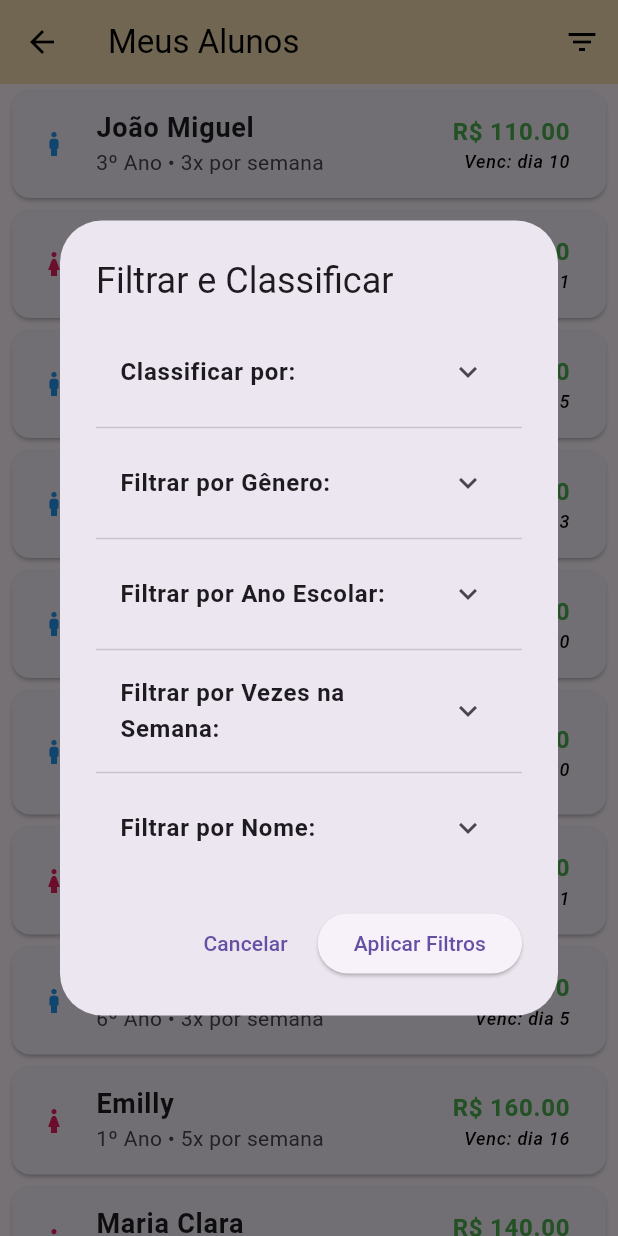
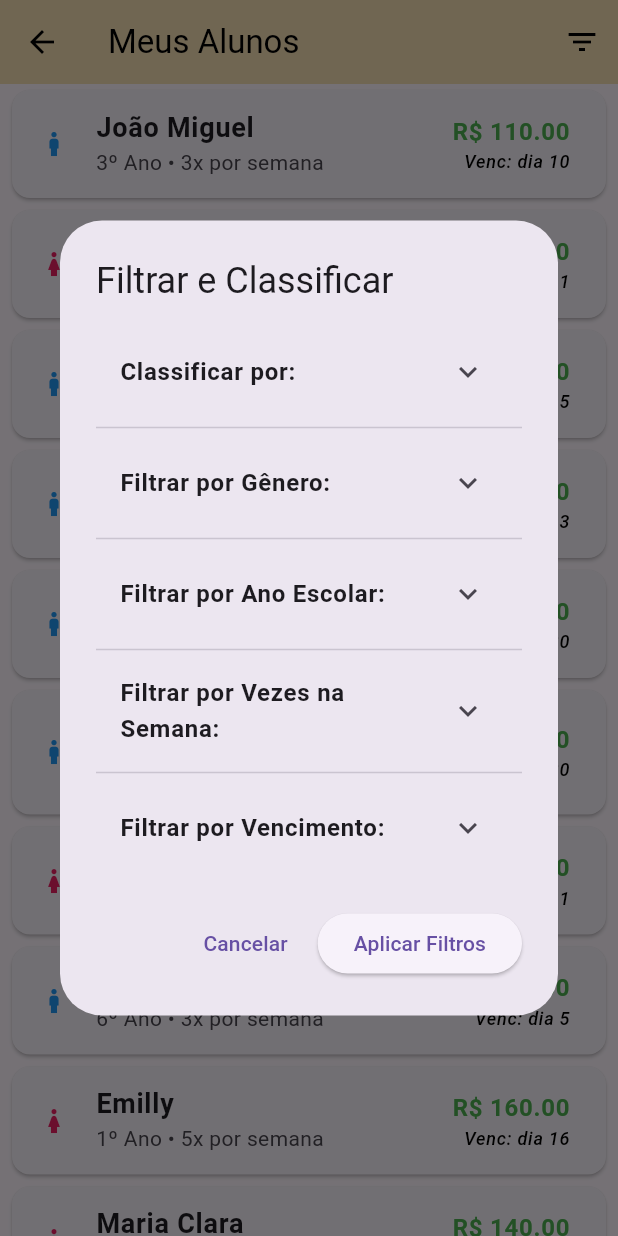
Before and after one commit to christian-marques/teaching_planner, a Flutter app: the StudentsPage screen opened directly, after a tap on the "filter list" icon, on a phone screen of 412 x 824 dp. Run offline on Flutter 3.47's test engine with Material 3 defaults, Android fonts, the phone set to English and light mode, and no system bars.

Commit message:
Página do Aluno
Filtro e classificação por data de vencimento

```diff
--- a/teaching_planner/lib/components/filter_dialog.dart
+++ b/teaching_planner/lib/components/filter_dialog.dart
@@ -7,8 +7,10 @@ class FilterDialog extends StatefulWidget {
   final List<String> selectedGrades;
   final List<String> selectedNames;
   final List<int> selectedFrequencies;
+  final int? selectedStartDay;
+  final int? selectedEndDay;
   final String selectedSort;
-  final Function(List<String>, List<String>, List<String>, List<int>, String) onApplyFilters;
+  final Function(List<String>, List<String>, List<String>, List<int>, int?, int?, String) onApplyFilters;
 
   const FilterDialog({
     super.key,
@@ -17,6 +19,8 @@ class FilterDialog extends StatefulWidget {
     required this.selectedGrades,
     required this.selectedNames,
     required this.selectedFrequencies,
+    required this.selectedStartDay,
+    required this.selectedEndDay,
     required this.selectedSort,
     required this.onApplyFilters,
   });
@@ -30,12 +34,15 @@ class _FilterDialogState extends State<FilterDialog> {
   List<String> selectedGrades = [];
   List<String> selectedNames = [];
   List<int> selectedFrequencies = [];
+  int? selectedStartDay;
+  int? selectedEndDay;
   String selectedSort = "Nome";
 
   bool expandGender = false;
   bool expandGrade = false;
   bool expandName = false;
   bool expandFrequency = false;
+  bool expandPaymentDay = false;
 
   @override
   void initState() {
@@ -44,6 +51,8 @@ class _FilterDialogState extends State<FilterDialog> {
     selectedGrades = List.from(widget.selectedGrades);
     selectedNames = List.from(widget.selectedNames);
     selectedFrequencies = List.from(widget.selectedFrequencies);
+    selectedStartDay = widget.selectedStartDay;
+    selectedEndDay = widget.selectedEndDay;
     selectedSort = widget.selectedSort;
   }
 
@@ -60,7 +69,7 @@ class _FilterDialogState extends State<FilterDialog> {
       } else {
         list
           ..clear()
-          ..addAll(List<T>.from(allItems)); // Correção para converter explicitamente
+          ..addAll(List<T>.from(allItems));
       }
     });
   }
@@ -79,7 +88,8 @@ class _FilterDialogState extends State<FilterDialog> {
             // Classificação
             ExpansionTile(
               title: const Text("Classificar por:", style: TextStyle(fontWeight: FontWeight.bold)),
-              children: ["Nome", "Gênero", "Ano Escolar", "Vezes na Semana", "Mensalidade"].map((sort) {
+              children: ["Nome", "Gênero", "Ano Escolar", "Vezes na Semana", "Mensalidade", "Dia de Vencimento"]
+                  .map((sort) {
                 return RadioListTile<String>(
                   title: Text(sort),
                   value: sort,
@@ -176,28 +186,45 @@ class _FilterDialogState extends State<FilterDialog> {
             ),
             const Divider(),
 
-            // Filtro por Nome
+            // Filtro por Intervalo de Dias de Vencimento
             ExpansionTile(
-              title: const Text("Filtrar por Nome:", style: TextStyle(fontWeight: FontWeight.bold)),
-              initiallyExpanded: expandName,
+              title: const Text("Filtrar por Vencimento:", style: TextStyle(fontWeight: FontWeight.bold)),
+              initiallyExpanded: expandPaymentDay,
               children: [
                 Row(
-                  mainAxisAlignment: MainAxisAlignment.end,
                   children: [
-                    TextButton(
-                      onPressed: () => _toggleAll(selectedNames, names),
-                      child: Text(selectedNames.length == names.length ? "Desmarcar Todos" : "Marcar Todos"),
+                    const Text("Início:"),
+                    const SizedBox(width: 10),
+                    Expanded(
+                      child: TextField(
+                        keyboardType: TextInputType.number,
+                        decoration: const InputDecoration(border: OutlineInputBorder(), hintText: "Ex: 5"),
+                        onChanged: (value) {
+                          setState(() {
+                            selectedStartDay = int.tryParse(value);
+                          });
+                        },
+                      ),
                     ),
                   ],
                 ),
-                Column(
-                  children: names.map((name) {
-                    return CheckboxListTile(
-                      title: Text(name),
-                      value: selectedNames.contains(name),
-                      onChanged: (_) => _toggleSelection(selectedNames, name),
-                    );
-                  }).toList(),
+                const SizedBox(height: 10),
+                Row(
+                  children: [
+                    const Text("Fim:"),
+                    const SizedBox(width: 10),
+                    Expanded(
+                      child: TextField(
+                        keyboardType: TextInputType.number,
+                        decoration: const InputDecoration(border: OutlineInputBorder(), hintText: "Ex: 20"),
+                        onChanged: (value) {
+                          setState(() {
+                            selectedEndDay = int.tryParse(value);
+                          });
+                        },
+                      ),
+                    ),
+                  ],
                 ),
               ],
             ),
@@ -211,7 +238,8 @@ class _FilterDialogState extends State<FilterDialog> {
         ),
         ElevatedButton(
           onPressed: () {
-            widget.onApplyFilters(selectedGenders, selectedGrades, selectedNames, selectedFrequencies, selectedSort);
+            widget.onApplyFilters(selectedGenders, selectedGrades, selectedNames, selectedFrequencies, selectedStartDay,
+                selectedEndDay, selectedSort);
             Navigator.pop(context);
           },
           child: const Text("Aplicar Filtros"),
--- a/teaching_planner/lib/pages/students.dart
+++ b/teaching_planner/lib/pages/students.dart
@@ -19,6 +19,8 @@ class _StudentsPageState extends State<StudentsPage> {
   List<String> selectedGrades = [];
   List<String> selectedNames = [];
   List<int> selectedFrequencies = [];
+  int? selectedStartDay;
+  int? selectedEndDay;
   String sortBy = "Nome";
 
   @override
@@ -27,12 +29,14 @@ class _StudentsPageState extends State<StudentsPage> {
     filteredStudents = List.from(students);
   }
 
-  void _applyFilters(List<String> genders, List<String> grades, List<String> names, List<int> frequencies, String sort) {
+  void _applyFilters(List<String> genders, List<String> grades, List<String> names, List<int> frequencies, int? startDay, int? endDay, String sort) {
     setState(() {
       selectedGenders = genders;
       selectedGrades = grades;
       selectedNames = names;
       selectedFrequencies = frequencies;
+      selectedStartDay = startDay;
+      selectedEndDay = endDay;
       sortBy = sort;
 
       filteredStudents = students.where((student) {
@@ -40,7 +44,9 @@ class _StudentsPageState extends State<StudentsPage> {
         bool matchesGrade = selectedGrades.isEmpty || selectedGrades.contains(student.grade);
         bool matchesName = selectedNames.isEmpty || selectedNames.contains(student.name);
         bool matchesFrequency = selectedFrequencies.isEmpty || selectedFrequencies.contains(student.classesPerWeek);
-        return matchesGender && matchesGrade && matchesName && matchesFrequency;
+        bool matchesPaymentDay = (selectedStartDay == null || student.paymentDay >= selectedStartDay!) &&
+            (selectedEndDay == null || student.paymentDay <= selectedEndDay!);
+        return matchesGender && matchesGrade && matchesName && matchesFrequency && matchesPaymentDay;
       }).toList();
 
       _sortStudents();
@@ -55,6 +61,8 @@ class _StudentsPageState extends State<StudentsPage> {
         filteredStudents.sort((a, b) => a.classesPerWeek.compareTo(b.classesPerWeek));
       } else if (sortBy == "Mensalidade") {
         filteredStudents.sort((a, b) => FinanceService.getTuitionFee(a).compareTo(FinanceService.getTuitionFee(b)));
+      } else if (sortBy == "Dia de Vencimento") {
+        filteredStudents.sort((a, b) => a.paymentDay.compareTo(b.paymentDay));
       }
     });
   }
@@ -78,6 +86,8 @@ class _StudentsPageState extends State<StudentsPage> {
                   selectedGrades: selectedGrades,
                   selectedNames: selectedNames,
                   selectedFrequencies: selectedFrequencies,
+                  selectedStartDay: selectedStartDay,
+                  selectedEndDay: selectedEndDay,
                   selectedSort: sortBy,
                   onApplyFilters: _applyFilters,
                 ),
```
